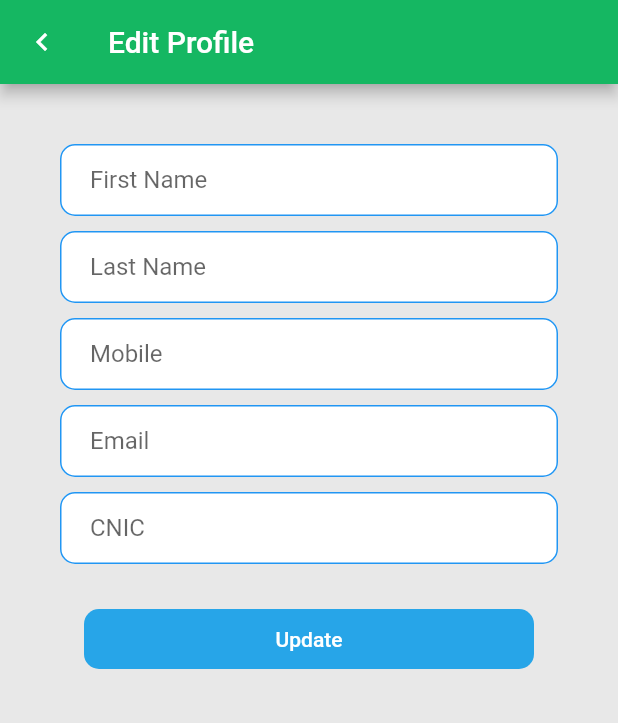
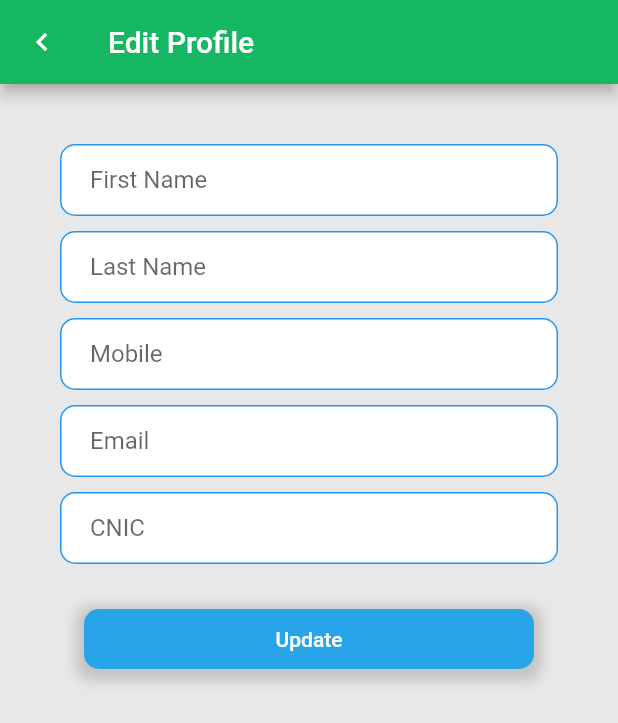
Before and after one commit to Visiomate/SBPComplaintApp, a Flutter app: the EditProfile screen opened directly, on a phone screen of 412 x 824 dp. Shown: the top 723 px of the screen. Run offline on Flutter 3.47's test engine with Material 2 defaults, Android fonts, the phone set to English and light mode, and no system bars; our stand-ins replace dio, email_validator, otp_text_field, shared_preferences; accounts and stored records are empty.

Commit message:
Button Shaddow

```diff
--- a/lib/pages/home_widget.dart
+++ b/lib/pages/home_widget.dart
@@ -45,6 +45,7 @@ class _HomeState extends State<Home>
   Widget build(BuildContext context) {
     return Scaffold(
       body: _tablist[_currentIndex],
+
       //  TabBarView(
       //   controller: tabController,
       //   children: _tablist,
--- a/lib/utils/components/button.dart
+++ b/lib/utils/components/button.dart
@@ -12,9 +12,16 @@ class Button extends StatelessWidget {
     return Container(
       width: 300,
       height: 40,
+
       // color: color,
-      decoration: BoxDecoration(
-          color: color, borderRadius: BorderRadius.circular(10.0)),
+      decoration: BoxDecoration(boxShadow: [
+        BoxShadow(
+          color: Colors.grey.withOpacity(0.5),
+          spreadRadius: 5,
+          blurRadius: 7,
+          offset: Offset(0, 3), // changes position of shadow
+        ),
+      ], color: color, borderRadius: BorderRadius.circular(10.0)),
       margin: EdgeInsets.only(top: 10),
       child: FlatButton(
         onPressed: onPress,
```
